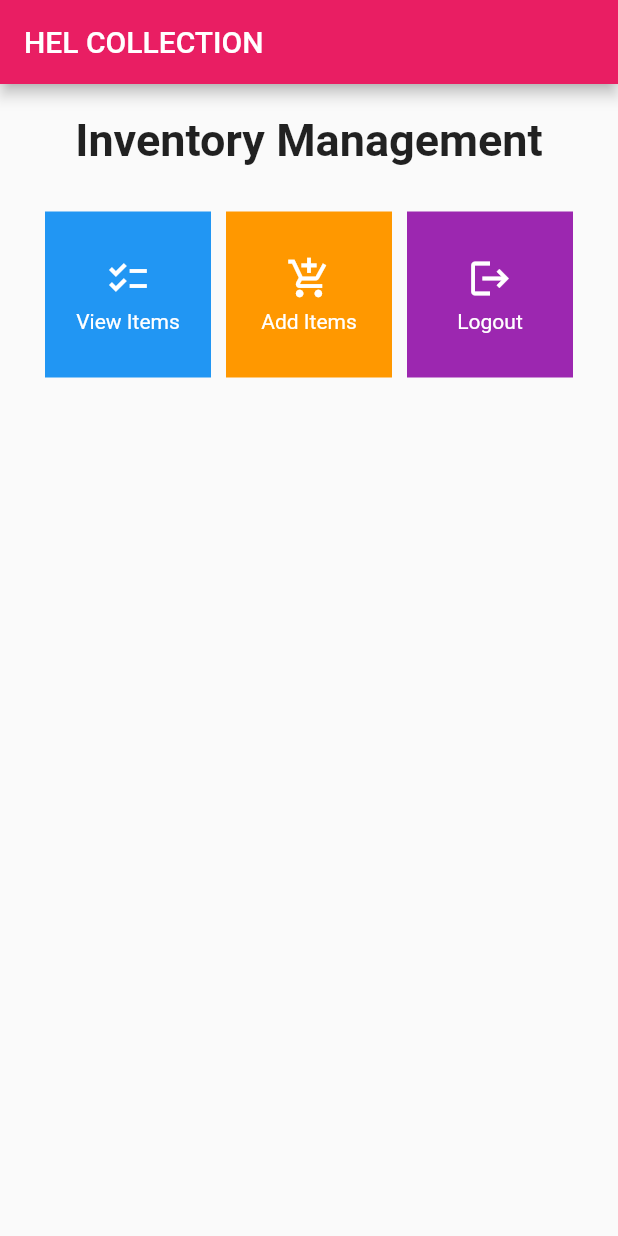
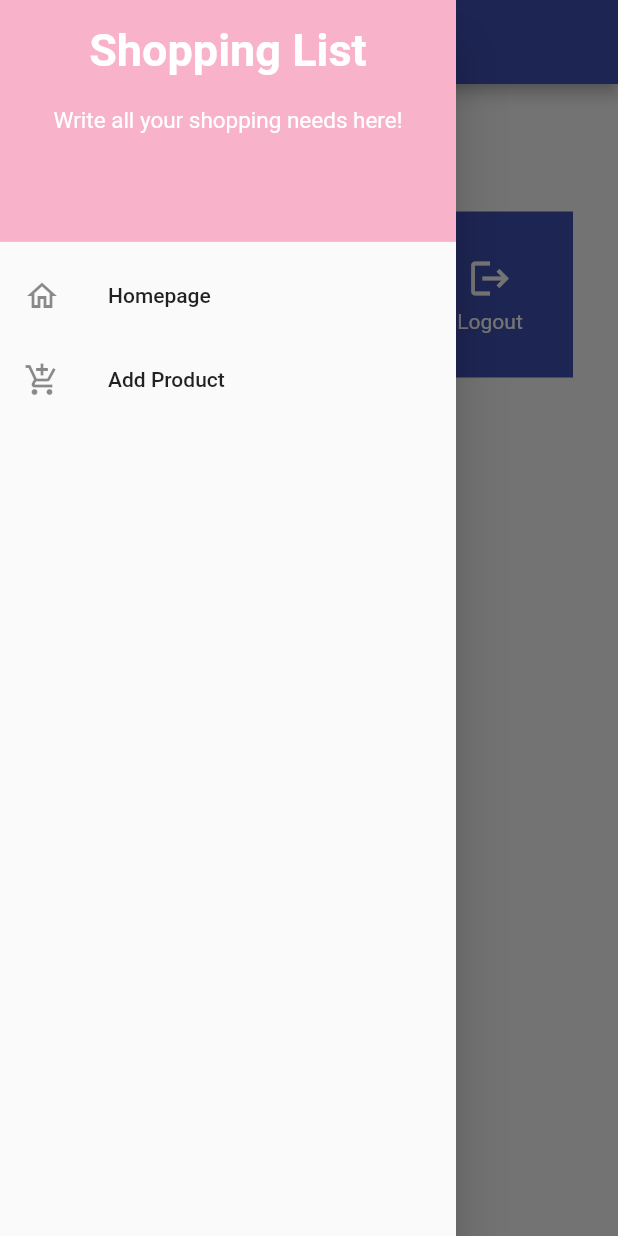
Before and after one commit to MariaHelgaGriz/clothes_collection_mobile, a Flutter app: the screen it shows after launch, with the side drawer open (before the commit the screen has no drawer), on a phone screen of 412 x 824 dp. Run offline on Flutter 3.47's test engine with Material 2 defaults, Android fonts, the phone set to English and light mode, and no system bars.

Commit message:
Assignment 8 Completed

```diff
--- a/lib/main.dart
+++ b/lib/main.dart
@@ -1,5 +1,5 @@
 import 'package:flutter/material.dart';
-import 'package:clothes_collection_mobile/menu.dart';
+import 'package:clothes_collection_mobile/screens/menu.dart';
 
 void main() {
   runApp(const MyApp());
@@ -29,7 +29,7 @@
           //
           // This works for code too, not just values: Most code changes can be
           // tested with just a hot reload.
-          primarySwatch: Colors.pink
+          primarySwatch: Colors.indigo
           // useMaterial3: true,
           ),
       home: MyHomePage(),
--- a/lib/menu.dart
+++ b/lib/screens/menu.dart
@@ -1,13 +1,14 @@
 import 'package:flutter/material.dart';
+import 'package:clothes_collection_mobile/widgets/cloth_card.dart';
+import 'package:clothes_collection_mobile/widgets/left_drawer.dart';
 
 class MyHomePage extends StatelessWidget {
   MyHomePage({Key? key}) : super(key: key);
 
-  final List<ClothesItem> items = [
-    ClothesItem("View Items", Icons.checklist,
-        Colors.blue), // Set the color for each item
-    ClothesItem("Add Items", Icons.add_shopping_cart, Colors.orange),
-    ClothesItem("Logout", Icons.logout, Colors.purple),
+  final List<ClothingItem> items = [
+    ClothingItem("View Products", Icons.checklist),
+    ClothingItem("Add Product", Icons.add_shopping_cart),
+    ClothingItem("Logout", Icons.logout),
   ];
 
   // This widget is the home page of your application. It is stateful, meaning
@@ -24,9 +25,10 @@
     return Scaffold(
       appBar: AppBar(
         title: const Text(
-          'HEL COLLECTION ',
+          'HEL Clothes Collection',
         ),
       ),
+      drawer: const LeftDrawer(),
       body: SingleChildScrollView(
         // Scrolling wrapper widget
         child: Padding(
@@ -38,7 +40,7 @@
                 padding: EdgeInsets.only(top: 10.0, bottom: 10.0),
                 // Text widget to display text with center alignment and appropriate style
                 child: Text(
-                  'Inventory Management', // Text indicating the shop name
+                  'Clothing Shop', // Text indicating the shop name
                   textAlign: TextAlign.center,
                   style: TextStyle(
                     fontSize: 30,
@@ -55,9 +57,9 @@
                 mainAxisSpacing: 10,
                 crossAxisCount: 3,
                 shrinkWrap: true,
-                children: items.map((ClothesItem item) {
+                children: items.map((ClothingItem item) {
                   // Iteration for each item
-                  return ShopCard(item);
+                  return ClothCard(item);
                 }).toList(),
               ),
             ],
@@ -68,24 +70,28 @@
   }
 }
 
-class ShopCard extends StatelessWidget {
-  final ClothesItem item;
+class ClothCard extends StatelessWidget {
+  final ClothingItem item;
 
-  const ShopCard(this.item, {Key? key}); // Constructor
+  const ClothCard(this.item, {Key? key}); // Constructor
 
   @override
   Widget build(BuildContext context) {
     return Material(
-      color: item.buttonColor,
+      color: Colors.indigo,
       child: InkWell(
         // Responsive touch area
-        onTap: () {
-          // Show a SnackBar when clicked
-          ScaffoldMessenger.of(context)
-            ..hideCurrentSnackBar()
-            ..showSnackBar(SnackBar(
-                content: Text("You clicked the ${item.name} button!")));
-        },
+  // Area responsive to touch
+      onTap: () {
+        // Show SnackBar when clicked
+        ScaffoldMessenger.of(context)
+          ..hideCurrentSnackBar()
+          ..showSnackBar(SnackBar(
+              content: Text("You pressed the ${item.name} button!")));
+        // Navigate to the appropriate route (depending on the button type)
+        if (item.name == "Add Product") {
+        }
+      },
         child: Container(
           // Container to hold Icon and Text
           padding: const EdgeInsets.all(8),
@@ -113,12 +119,9 @@
   }
 }
 
-class ClothesItem {
+class ClothingItem {
   final String name;
   final IconData icon;
-  final Color buttonColor;
 
-  ClothesItem(this.name, this.icon, this.buttonColor);
-
-  // Rest of the class remains the same
+  ClothingItem(this.name, this.icon);
 }
--- /dev/null
+++ b/lib/widgets/left_drawer.dart
@@ -0,0 +1,69 @@
+// ignore_for_file: prefer_const_literals_to_create_immutables
+
+import 'package:flutter/material.dart';
+import 'package:clothes_collection_mobile/screens/menu.dart';
+import 'package:clothes_collection_mobile/screens/clothlist_form.dart';
+
+class LeftDrawer extends StatelessWidget {
+  const LeftDrawer({super.key});
+
+  @override
+  Widget build(BuildContext context) {
+    return Drawer(
+      child: ListView(
+        children: [
+          const DrawerHeader(
+            decoration: BoxDecoration(
+              color: Color(0xFFF8B3CA),
+            ),
+            child: Column(
+              children: [
+                Text(
+                  'Shopping List',
+                  textAlign: TextAlign.center,
+                  style: TextStyle(
+                    fontSize: 30,
+                    fontWeight: FontWeight.bold,
+                    color: Colors.white,
+                  ),
+                ),
+                Padding(padding: EdgeInsets.all(10)),
+                Text(
+                  "Write all your shopping needs here!",
+                  textAlign: TextAlign.center,
+                  style: TextStyle(
+                    fontSize: 15,
+                    fontWeight: FontWeight.normal,
+                    color: Colors.white,
+                  ),
+                ),
+              ],
+            ),
+          ),
+          ListTile(
+            leading: const Icon(Icons.home_outlined),
+            title: const Text('Homepage'),
+            onTap: () {
+              Navigator.pushReplacement(
+                context,
+                MaterialPageRoute(
+                  builder: (context) => MyHomePage(),
+                ),
+              );
+            },
+          ),
+          ListTile(
+            leading: const Icon(Icons.add_shopping_cart),
+            title: const Text('Add Product'),
+            onTap: () {
+              Navigator.pushReplacement(
+                context,
+                MaterialPageRoute(builder: (context) => ClothFormPage()),
+              );
+            },
+          ),
+        ],
+      ),
+    );
+  }
+}
```
Also changed, not shown: lib/screens/clothlist_form.dart (added, +160 -0 lines), lib/widgets/cloth_card.dart (added, +53 -0 lines).
